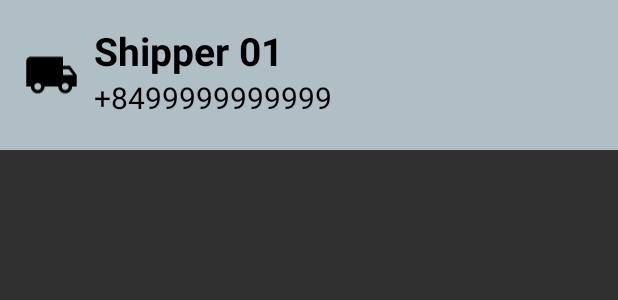
After one commit to ashishKapoor2409/Foodie-Express-Server, an Android app: the layout layout_shipper_selected.xml on its own in the app's theme, with its tools: preview values and no code run, on a phone screen of 412 x 824 dp. The commit adds this screen. Shown: the top 300 px of the screen. Run offline under Robolectric (Android 15) with nearby library versions, the phone set to English and light mode, and no system bars.

Commit message:
Added Shipper functionality for the order

```diff
--- /dev/null
+++ b/app/src/main/res/layout/layout_shipper_selected.xml
@@ -0,0 +1,59 @@
+<?xml version="1.0" encoding="utf-8"?>
+<LinearLayout xmlns:android="http://schemas.android.com/apk/res/android"
+    android:layout_width="match_parent"
+    android:layout_height="100dp"
+    android:layout_marginBottom="8dp"
+    android:orientation="vertical"
+    android:background="#b0bec5"
+    android:padding="16dp">
+
+    <LinearLayout
+        android:layout_width="match_parent"
+        android:layout_height="wrap_content"
+        android:orientation="horizontal"
+        android:weightSum="10">
+
+        <ImageView
+            android:layout_width="0dp"
+            android:layout_height="80dp"
+            android:layout_weight="1"
+            android:layout_gravity="center"
+            android:tint="@color/black"
+            android:src="@drawable/ic_baseline_local_shipping_24"/>
+
+        <LinearLayout
+            android:layout_width="0dp"
+            android:layout_height="wrap_content"
+            android:layout_weight="7"
+            android:layout_marginLeft="10dp"
+            android:orientation="vertical">
+
+            <TextView
+                android:layout_width="match_parent"
+                android:layout_height="wrap_content"
+                android:id="@+id/txt_name"
+                android:text="Shipper 01"
+                android:textStyle="bold"
+                android:textColor="@color/black"
+                android:textSize="26sp"/>
+
+            <TextView
+                android:layout_width="match_parent"
+                android:layout_height="wrap_content"
+                android:id="@+id/txt_phone"
+                android:text="+8499999999999"
+                android:textColor="@color/black"
+                android:textSize="20sp"/>
+        </LinearLayout>
+
+        <ImageView
+            android:layout_width="0dp"
+            android:layout_height="wrap_content"
+            android:layout_weight="2"
+            android:id="@+id/img_checked"
+            android:layout_gravity="center" />
+
+
+    </LinearLayout>
+
+</LinearLayout>
```
Also changed, not shown: app/src/main/java/com/example/android/foodieexpressserver/adapter/MyShipperSelectedAdapter.kt (added, +85 -0 lines), app/src/main/java/com/example/android/foodieexpressserver/callback/IShipperLoadCallbackListener.kt (+12 -0 lines), app/src/main/java/com/example/android/foodieexpressserver/ui/order/OrderFragment.kt (+137 -28 lines), app/src/main/java/com/example/android/foodieexpressserver/ui/shipper/ShipperViewModel.kt (+20 -0 lines), app/src/main/res/drawable/ic_baseline_check_24.xml (added, +10 -0 lines), app/src/main/res/layout/layout_dialog_shipping.xml (+6 -10 lines).
